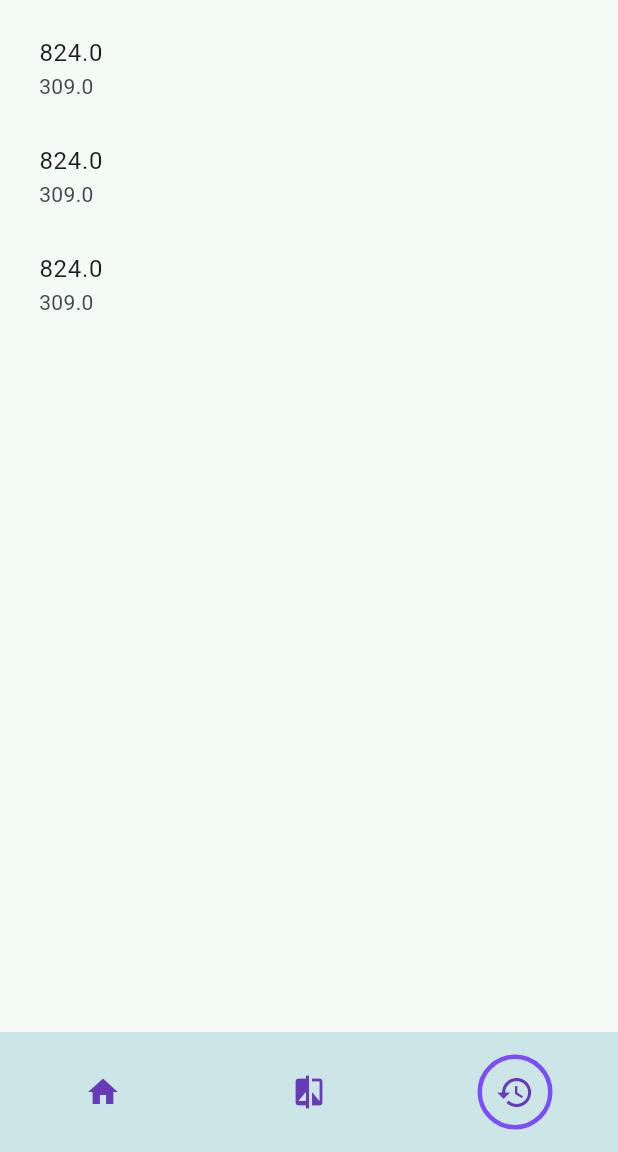
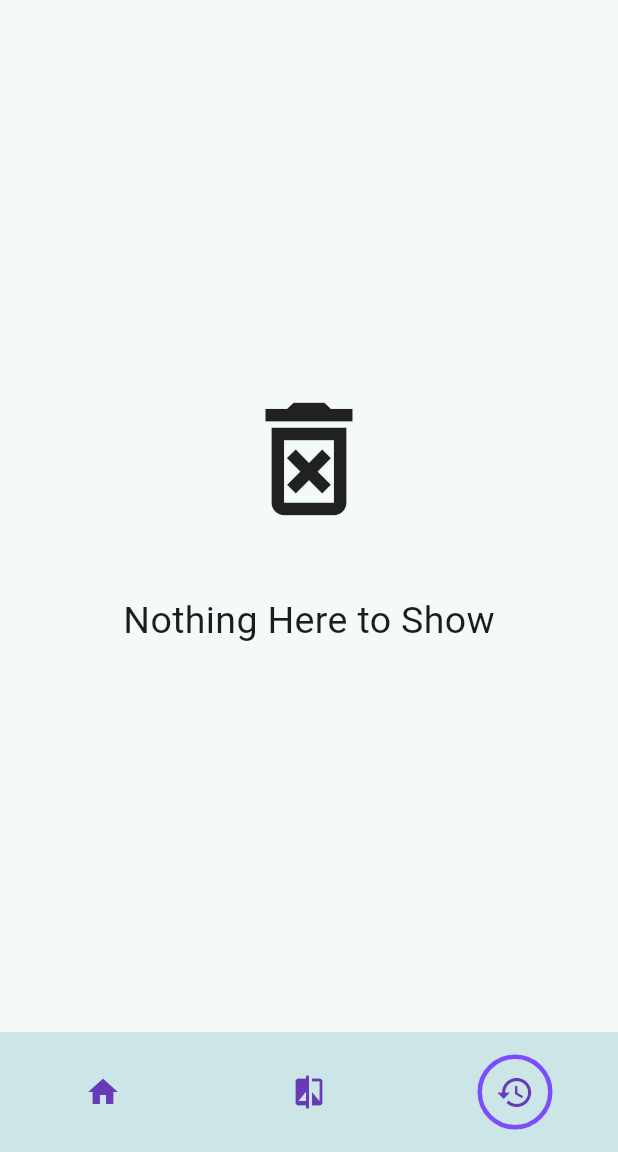
Before and after one commit to ayato91/Fair-Files, a Flutter app: the screen it shows after launch, item 3 of the bottom bar chosen, on a phone screen of 412 x 824 dp, the part 84-1236 px from its top. Run offline on Flutter 3.47's test engine with Material 2 defaults, Android fonts, the phone set to English and light mode, and no system bars; our stand-ins replace dotted_border, file_picker, flutter_bloc.

Commit message:
History Improved

```diff
--- a/lib/view/pages/historypage.dart
+++ b/lib/view/pages/historypage.dart
@@ -1,23 +1,36 @@
 import 'package:flutter/material.dart';
+import 'package:sharefair/view/pages/homepage.dart';
 
 class HistoryPage extends StatelessWidget {
   const HistoryPage({super.key});
 
   @override
   Widget build(BuildContext context) {
-    return Container(
+    return fetchedID.isNotEmpty
+        ? Container(
             child: Padding(
             padding: const EdgeInsets.all(10.0),
             child: ListView.builder(
-        itemCount: 3,
+              itemCount: fetchedID.length,
               itemBuilder: (context, index) {
                 return ListTile(
-            subtitle:
-                Text((MediaQuery.sizeOf(context).width * 0.75).toString()),
-            title: Text(MediaQuery.sizeOf(context).height.toString()),
-          );
+                    title: Text('File Name -> ${selectedFiles[index]}',
+                        style: TextStyle(fontSize: 18)),
+                    subtitle: Text('Generated ID -> ${fetchedID[index]}',
+                        style: TextStyle(fontSize: 20, color: Colors.black)));
               },
             ),
-    ));
+          ))
+        : Container(
+            alignment: Alignment.center,
+            child: Column(
+              mainAxisAlignment: MainAxisAlignment.center,
+              children: [
+                Icon(Icons.delete_forever_outlined, size: 100),
+                SizedBox(height: 40),
+                Text('Nothing Here to Show', style: TextStyle(fontSize: 25)),
+              ],
+            ),
+          );
   }
 }
--- a/lib/view_model/services/upload_and_id_services.dart
+++ b/lib/view_model/services/upload_and_id_services.dart
@@ -19,8 +19,8 @@ class UploadAndGetId {
         return 'Error!';
       }
     } catch (e) {
-      print('Error : $e');
-      return e.toString();
+      print(e.toString());
+      return 'Connection Timed Out! Please Try Again Later.';
     }
   }
 }
```
Also changed, not shown: lib/view/pages/comparepage.dart (+3 -6 lines), lib/view/pages/homepage.dart (+10 -8 lines), 1 other file. Lines whose indentation alone changed are shown as unchanged.
